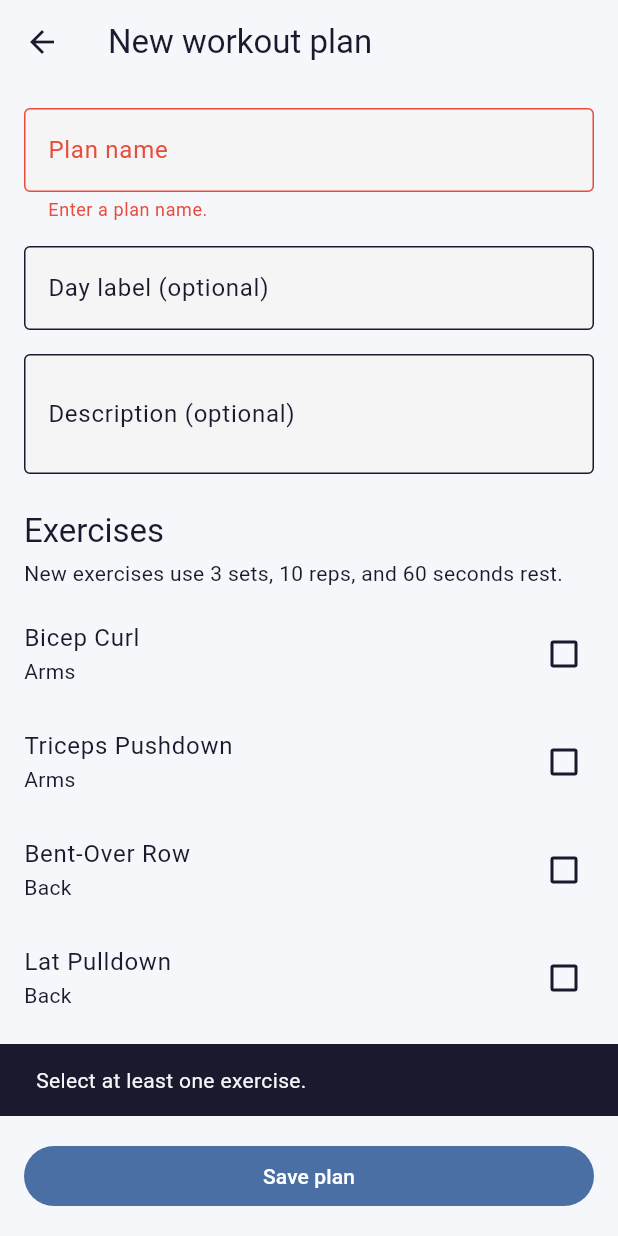
After one commit to IEGOverse/Daily-Life, a Flutter app: the AddWorkoutPlanScreen screen opened by its route, after a tap on "Save plan", on a phone screen of 412 x 824 dp. The commit adds this screen. Run offline on Flutter 3.47's test engine with Material 3 defaults, Android fonts, the phone set to English and light mode, and no system bars; our stand-ins replace drift, drift_flutter, flutter_riverpod, go_router; accounts and stored records are empty; generated files the repository leaves out were written again; statements that could not run were skipped.

Commit message:
feat(workout): add workout plans

```diff
--- a/lib/core/database/database.dart
+++ b/lib/core/database/database.dart
@@ -133,20 +133,41 @@ class AppDatabase extends _$AppDatabase {
 
   // --- Exercises (workout library) ----------------------------------------
   Future<List<Exercise>> getAllExercises() =>
-      (select(exercises)
-            ..orderBy([
-              (t) => OrderingTerm.asc(t.muscleGroup),
-              (t) => OrderingTerm.asc(t.name),
-            ]))
+      (select(exercises)..orderBy([
+            (t) => OrderingTerm.asc(t.muscleGroup),
+            (t) => OrderingTerm.asc(t.name),
+          ]))
           .get();
   Future<Exercise?> getExerciseById(String id) =>
       (select(exercises)..where((t) => t.id.equals(id))).getSingleOrNull();
   Future<List<Exercise>> getExercisesByMuscleGroup(String muscleGroup) =>
-      (select(exercises)..where((t) => t.muscleGroup.equals(muscleGroup))).get();
+      (select(
+        exercises,
+      )..where((t) => t.muscleGroup.equals(muscleGroup))).get();
   Future<void> insertExercise(Exercise exercise) =>
       into(exercises).insert(exercise);
   Future<void> deleteExercise(String id) =>
       (delete(exercises)..where((t) => t.id.equals(id))).go();
+
+  // --- Workout plans ------------------------------------------------------
+  Future<List<WorkoutPlan>> getAllWorkoutPlans() =>
+      (select(workoutPlans)..orderBy([(t) => OrderingTerm.asc(t.name)])).get();
+  Future<WorkoutPlan?> getWorkoutPlanById(String id) =>
+      (select(workoutPlans)..where((t) => t.id.equals(id))).getSingleOrNull();
+  Future<void> insertWorkoutPlan(WorkoutPlan plan) =>
+      into(workoutPlans).insert(plan);
+  Future<void> deleteWorkoutPlan(String id) =>
+      (delete(workoutPlans)..where((t) => t.id.equals(id))).go();
+  Future<List<WorkoutPlanExercise>> getWorkoutPlanExercises(String planId) =>
+      (select(workoutPlanExercises)
+            ..where((t) => t.workoutPlanId.equals(planId))
+            ..orderBy([(t) => OrderingTerm.asc(t.sortOrder)]))
+          .get();
+  Future<void> insertWorkoutPlanExercise(WorkoutPlanExercise exercise) =>
+      into(workoutPlanExercises).insert(exercise);
+  Future<void> deleteWorkoutPlanExercises(String planId) => (delete(
+    workoutPlanExercises,
+  )..where((t) => t.workoutPlanId.equals(planId))).go();
 
   // --- Transactions -------------------------------------------------------
   Future<List<Transaction>> getTransactionsForDay(DateTime day) async {
--- /dev/null
+++ b/lib/features/workout/add_workout_plan_screen.dart
@@ -0,0 +1,168 @@
+import 'package:flutter/material.dart';
+import 'package:flutter_riverpod/flutter_riverpod.dart';
+import 'package:go_router/go_router.dart';
+
+import 'domain/exercise.dart';
+import 'domain/workout_plan.dart';
+import 'workout_providers.dart';
+
+class AddWorkoutPlanScreen extends ConsumerStatefulWidget {
+  const AddWorkoutPlanScreen({super.key});
+
+  @override
+  ConsumerState<AddWorkoutPlanScreen> createState() =>
+      _AddWorkoutPlanScreenState();
+}
+
+class _AddWorkoutPlanScreenState extends ConsumerState<AddWorkoutPlanScreen> {
+  final _formKey = GlobalKey<FormState>();
+  final _nameController = TextEditingController();
+  final _descriptionController = TextEditingController();
+  final _dayController = TextEditingController();
+  final Map<String, WorkoutPlanDraftExercise> _selected = {};
+  bool _saving = false;
+
+  @override
+  void dispose() {
+    _nameController.dispose();
+    _descriptionController.dispose();
+    _dayController.dispose();
+    super.dispose();
+  }
+
+  Future<void> _save() async {
+    if (!_formKey.currentState!.validate() || _selected.isEmpty) {
+      if (_selected.isEmpty) {
+        ScaffoldMessenger.of(context).showSnackBar(
+          const SnackBar(content: Text('Select at least one exercise.')),
+        );
+      }
+      return;
+    }
+    setState(() => _saving = true);
+    final planId = 'plan_${DateTime.now().microsecondsSinceEpoch}';
+    final plan = WorkoutPlan(
+      id: planId,
+      name: _nameController.text.trim(),
+      description: _descriptionController.text.trim().isEmpty
+          ? null
+          : _descriptionController.text.trim(),
+      dayLabel: _dayController.text.trim().isEmpty
+          ? null
+          : _dayController.text.trim(),
+    );
+    try {
+      await ref
+          .read(workoutPlanRepositoryProvider)
+          .insert(plan: plan, exercises: _selected.values.toList());
+      ref.invalidate(workoutPlansProvider);
+      ref.invalidate(workoutPlanByIdProvider);
+      ref.invalidate(workoutPlanExercisesProvider);
+      if (mounted) {
+        context.pop();
+      }
+    } on Object {
+      if (mounted) {
+        ScaffoldMessenger.of(context).showSnackBar(
+          const SnackBar(content: Text('Could not save workout plan.')),
+        );
+      }
+    } finally {
+      if (mounted) setState(() => _saving = false);
+    }
+  }
+
+  @override
+  Widget build(BuildContext context) {
+    final exercises = ref.watch(exercisesProvider);
+    return Scaffold(
+      appBar: AppBar(title: const Text('New workout plan')),
+      bottomNavigationBar: SafeArea(
+        minimum: const EdgeInsets.all(16),
+        child: FilledButton(
+          onPressed: _saving ? null : _save,
+          child: _saving
+              ? const SizedBox(
+                  width: 20,
+                  height: 20,
+                  child: CircularProgressIndicator(strokeWidth: 2),
+                )
+              : const Text('Save plan'),
+        ),
+      ),
+      body: Form(
+        key: _formKey,
+        child: ListView(
+          key: const ValueKey('workout-plan-form'),
+          padding: const EdgeInsets.fromLTRB(16, 16, 16, 96),
+          children: [
+            TextFormField(
+              controller: _nameController,
+              decoration: const InputDecoration(
+                labelText: 'Plan name',
+                border: OutlineInputBorder(),
+              ),
+              validator: (value) => value == null || value.trim().isEmpty
+                  ? 'Enter a plan name.'
+                  : null,
+            ),
+            const SizedBox(height: 16),
+            TextFormField(
+              controller: _dayController,
+              decoration: const InputDecoration(
+                labelText: 'Day label (optional)',
+                hintText: 'e.g. Monday or Push day',
+                border: OutlineInputBorder(),
+              ),
+            ),
+            const SizedBox(height: 16),
+            TextFormField(
+              controller: _descriptionController,
+              maxLines: 2,
+              decoration: const InputDecoration(
+                labelText: 'Description (optional)',
+                border: OutlineInputBorder(),
+              ),
+            ),
+            const SizedBox(height: 24),
+            Text('Exercises', style: Theme.of(context).textTheme.titleLarge),
+            const SizedBox(height: 4),
+            const Text(
+              'New exercises use 3 sets, 10 reps, and 60 seconds rest.',
+            ),
+            const SizedBox(height: 8),
+            exercises.when(
+              loading: () => const Center(child: CircularProgressIndicator()),
+              error: (error, stack) => const Text('Failed to load exercises.'),
+              data: (items) => Column(
+                children: [
+                  for (final exercise in items) _exerciseTile(exercise),
+                ],
+              ),
+            ),
+          ],
+        ),
+      ),
+    );
+  }
+
+  Widget _exerciseTile(Exercise exercise) {
+    return CheckboxListTile(
+      value: _selected.containsKey(exercise.id),
+      title: Text(exercise.name),
+      subtitle: Text(exercise.muscleGroupLabel),
+      contentPadding: EdgeInsets.zero,
+      onChanged: (selected) {
+        setState(() {
+          if (selected == true) {
+            _selected[exercise.id] = WorkoutPlanDraftExercise(
+              exercise: exercise,
+            );
+          } else {
+            _selected.remove(exercise.id);
+          }
+        });
+      },
+    );
+  }
+}
--- /dev/null
+++ b/lib/features/workout/data/workout_plan_repository.dart
@@ -0,0 +1,80 @@
+import 'package:daily_life/core/database/database.dart' as db;
+
+import 'exercise_repository.dart';
+import '../domain/workout_plan.dart';
+
+class WorkoutPlanRepository {
+  final db.AppDatabase _database;
+
+  WorkoutPlanRepository(this._database);
+
+  Future<List<WorkoutPlan>> getAll() async =>
+      (await _database.getAllWorkoutPlans()).map(WorkoutPlan.fromRow).toList();
+
+  Future<WorkoutPlan?> byId(String id) async {
+    final row = await _database.getWorkoutPlanById(id);
+    return row == null ? null : WorkoutPlan.fromRow(row);
+  }
+
+  Future<List<WorkoutPlanExercise>> exercisesFor(String planId) async {
+    final rows = await _database.getWorkoutPlanExercises(planId);
+    return rows.map(WorkoutPlanExercise.fromRow).toList();
+  }
+
+  Future<List<WorkoutPlanExercise>> exercisesWithDetails(String planId) async {
+    final links = await exercisesFor(planId);
+    final exercises = await ExerciseRepository(_database).getAll();
+    final byId = {for (final exercise in exercises) exercise.id: exercise};
+    return links
+        .map(
+          (link) => WorkoutPlanExercise(
+            id: link.id,
+            workoutPlanId: link.workoutPlanId,
+            exerciseId: link.exerciseId,
+            sets: link.sets,
+            reps: link.reps,
+            restSeconds: link.restSeconds,
+            sortOrder: link.sortOrder,
+            exercise: byId[link.exerciseId],
+          ),
+        )
+        .toList();
+  }
+
+  Future<void> insert({
+    required WorkoutPlan plan,
+    required List<WorkoutPlanDraftExercise> exercises,
+  }) async {
+    await _database.transaction(() async {
+      await _database.insertWorkoutPlan(
+        db.WorkoutPlan(
+          id: plan.id,
+          name: plan.name,
+          description: plan.description,
+          dayLabel: plan.dayLabel,
+        ),
+      );
+      for (var index = 0; index < exercises.length; index++) {
+        final item = exercises[index];
+        await _database.insertWorkoutPlanExercise(
+          db.WorkoutPlanExercise(
+            id: '${plan.id}_${item.exercise.id}',
+            workoutPlanId: plan.id,
+            exerciseId: item.exercise.id,
+            sets: item.sets,
+            reps: item.reps,
+            restSeconds: item.restSeconds,
+            sortOrder: index,
+          ),
+        );
+      }
+    });
+  }
+
+  Future<void> delete(String id) async {
+    await _database.transaction(() async {
+      await _database.deleteWorkoutPlanExercises(id);
+      await _database.deleteWorkoutPlan(id);
+    });
+  }
+}
--- /dev/null
+++ b/lib/features/workout/domain/workout_plan.dart
@@ -0,0 +1,70 @@
+import '../../../core/database/database.dart' as db;
+import 'exercise.dart';
+
+class WorkoutPlan {
+  final String id;
+  final String name;
+  final String? description;
+  final String? dayLabel;
+
+  const WorkoutPlan({
+    required this.id,
+    required this.name,
+    this.description,
+    this.dayLabel,
+  });
+
+  factory WorkoutPlan.fromRow(db.WorkoutPlan row) => WorkoutPlan(
+    id: row.id,
+    name: row.name,
+    description: row.description,
+    dayLabel: row.dayLabel,
+  );
+}
+
+class WorkoutPlanExercise {
+  final String id;
+  final String workoutPlanId;
+  final String exerciseId;
+  final int sets;
+  final int reps;
+  final int? restSeconds;
+  final int sortOrder;
+  final Exercise? exercise;
+
+  const WorkoutPlanExercise({
+    required this.id,
+    required this.workoutPlanId,
+    required this.exerciseId,
+    required this.sets,
+    required this.reps,
+    this.restSeconds,
+    required this.sortOrder,
+    this.exercise,
+  });
+
+  factory WorkoutPlanExercise.fromRow(db.WorkoutPlanExercise row) =>
+      WorkoutPlanExercise(
+        id: row.id,
+        workoutPlanId: row.workoutPlanId,
+        exerciseId: row.exerciseId,
+        sets: row.sets,
+        reps: row.reps,
+        restSeconds: row.restSeconds,
+        sortOrder: row.sortOrder,
+      );
+}
+
+class WorkoutPlanDraftExercise {
+  final Exercise exercise;
+  int sets;
+  int reps;
+  int restSeconds;
+
+  WorkoutPlanDraftExercise({
+    required this.exercise,
+    this.sets = 3,
+    this.reps = 10,
+    this.restSeconds = 60,
+  });
+}
--- /dev/null
+++ b/lib/features/workout/workout_plan_detail_screen.dart
@@ -0,0 +1,75 @@
+import 'package:flutter/material.dart';
+import 'package:flutter_riverpod/flutter_riverpod.dart';
+
+import 'workout_providers.dart';
+
+class WorkoutPlanDetailScreen extends ConsumerWidget {
+  final String planId;
+
+  const WorkoutPlanDetailScreen({super.key, required this.planId});
+
+  @override
+  Widget build(BuildContext context, WidgetRef ref) {
+    final plan = ref.watch(workoutPlanByIdProvider(planId));
+    final links = ref.watch(workoutPlanExercisesProvider(planId));
+    return Scaffold(
+      appBar: AppBar(title: const Text('Workout plan')),
+      body: plan.when(
+        loading: () => const Center(child: CircularProgressIndicator()),
+        error: (error, stack) =>
+            const Center(child: Text('Failed to load plan.')),
+        data: (value) {
+          if (value == null) {
+            return const Center(child: Text('Workout plan not found.'));
+          }
+          return ListView(
+            padding: const EdgeInsets.fromLTRB(16, 16, 16, 24),
+            children: [
+              Text(
+                value.name,
+                style: Theme.of(context).textTheme.headlineSmall,
+              ),
+              if (value.dayLabel != null) ...[
+                const SizedBox(height: 4),
+                Text(value.dayLabel!),
+              ],
+              if (value.description != null) ...[
+                const SizedBox(height: 16),
+                Text(value.description!),
+              ],
+              const SizedBox(height: 24),
+              Text('Exercises', style: Theme.of(context).textTheme.titleLarge),
+              const SizedBox(height: 8),
+              links.when(
+                loading: () => const Center(child: CircularProgressIndicator()),
+                error: (error, stack) =>
+                    const Text('Failed to load exercises.'),
+                data: (items) => items.isEmpty
+                    ? const Text('No exercises in this plan.')
+                    : Column(
+                        children: [
+                          for (final item in items)
+                            Card(
+                              child: ListTile(
+                                leading: CircleAvatar(
+                                  child: Text('${item.sortOrder + 1}'),
+                                ),
+                                title: Text(
+                                  item.exercise?.name ?? item.exerciseId,
+                                ),
+                                subtitle: Text(
+                                  '${item.sets} sets x ${item.reps} reps'
+                                  '${item.restSeconds == null ? '' : '  •  ${item.restSeconds}s rest'}',
+                                ),
+                              ),
+                            ),
+                        ],
+                      ),
+              ),
+            ],
+          );
+        },
+      ),
+    );
+  }
+}
--- /dev/null
+++ b/lib/features/workout/workout_plans_screen.dart
@@ -0,0 +1,52 @@
+import 'package:flutter/material.dart';
+import 'package:flutter_riverpod/flutter_riverpod.dart';
+import 'package:go_router/go_router.dart';
+
+import 'workout_providers.dart';
+
+class WorkoutPlansScreen extends ConsumerWidget {
+  const WorkoutPlansScreen({super.key});
+
+  @override
+  Widget build(BuildContext context, WidgetRef ref) {
+    final plans = ref.watch(workoutPlansProvider);
+    return Scaffold(
+      appBar: AppBar(title: const Text('Workout plans')),
+      floatingActionButton: FloatingActionButton.extended(
+        onPressed: () => context.push('/workout/plans/add'),
+        icon: const Icon(Icons.add),
+        label: const Text('New plan'),
+      ),
+      body: plans.when(
+        loading: () => const Center(child: CircularProgressIndicator()),
+        error: (error, stack) =>
+            const Center(child: Text('Failed to load workout plans.')),
+        data: (items) {
+          if (items.isEmpty) {
+            return const Center(
+              child: Text('No workout plans yet. Create one to get started.'),
+            );
+          }
+          return ListView.builder(
+            padding: const EdgeInsets.fromLTRB(12, 12, 12, 96),
+            itemCount: items.length,
+            itemBuilder: (context, index) {
+              final plan = items[index];
+              return Card(
+                child: ListTile(
+                  leading: const CircleAvatar(
+                    child: Icon(Icons.view_list_outlined),
+                  ),
+                  title: Text(plan.name),
+                  subtitle: Text(plan.dayLabel ?? 'Flexible schedule'),
+                  trailing: const Icon(Icons.chevron_right),
+                  onTap: () => context.push('/workout/plans/${plan.id}'),
+                ),
+              );
+            },
+          );
+        },
+      ),
+    );
+  }
+}
--- a/lib/features/workout/workout_providers.dart
+++ b/lib/features/workout/workout_providers.dart
@@ -2,7 +2,9 @@ import 'package:flutter_riverpod/flutter_riverpod.dart';
 
 import '../../core/database/database_provider.dart';
 import 'data/exercise_repository.dart';
+import 'data/workout_plan_repository.dart';
 import 'domain/exercise.dart';
+import 'domain/workout_plan.dart';
 
 final exerciseRepositoryProvider = Provider<ExerciseRepository>(
   (ref) => ExerciseRepository(ref.watch(databaseProvider)),
@@ -16,9 +18,27 @@ final exercisesProvider = FutureProvider<List<Exercise>>((ref) async {
 });
 
 /// A single exercise by id (used by the detail screen).
-final exerciseByIdProvider = FutureProvider.family<Exercise?, String>(
-  (ref, id) async {
-    await ensureExerciseLibrarySeeded(ref.read(databaseProvider));
-    return ref.read(exerciseRepositoryProvider).byId(id);
-  },
+final exerciseByIdProvider = FutureProvider.family<Exercise?, String>((
+  ref,
+  id,
+) async {
+  await ensureExerciseLibrarySeeded(ref.read(databaseProvider));
+  return ref.read(exerciseRepositoryProvider).byId(id);
+});
+
+final workoutPlanRepositoryProvider = Provider<WorkoutPlanRepository>(
+  (ref) => WorkoutPlanRepository(ref.watch(databaseProvider)),
 );
+
+final workoutPlansProvider = FutureProvider<List<WorkoutPlan>>((ref) {
+  return ref.watch(workoutPlanRepositoryProvider).getAll();
+});
+
+final workoutPlanByIdProvider = FutureProvider.family<WorkoutPlan?, String>(
+  (ref, id) => ref.watch(workoutPlanRepositoryProvider).byId(id),
+);
+
+final workoutPlanExercisesProvider =
+    FutureProvider.family<List<WorkoutPlanExercise>, String>((ref, id) {
+      return ref.watch(workoutPlanRepositoryProvider).exercisesWithDetails(id);
+    });
--- a/lib/features/workout/workout_screen.dart
+++ b/lib/features/workout/workout_screen.dart
@@ -37,6 +37,11 @@ class _WorkoutScreenState extends ConsumerState<WorkoutScreen> {
             icon: const Icon(Icons.add_circle_outline),
             onPressed: () => context.push('/workout/add'),
           ),
+          IconButton(
+            tooltip: 'Workout plans',
+            icon: const Icon(Icons.view_list_outlined),
+            onPressed: () => context.push('/workout/plans'),
+          ),
         ],
       ),
       body: exercisesAsync.when(
@@ -75,8 +80,10 @@ class _ExerciseLibrary extends StatelessWidget {
   Widget build(BuildContext context) {
     final query = searchController.text.trim().toLowerCase();
     final filtered = exercises.where((e) {
-      final matchesGroup = selectedGroup == null || e.muscleGroup == selectedGroup;
-      final matchesQuery = query.isEmpty || e.name.toLowerCase().contains(query);
+      final matchesGroup =
+          selectedGroup == null || e.muscleGroup == selectedGroup;
+      final matchesQuery =
+          query.isEmpty || e.name.toLowerCase().contains(query);
       return matchesGroup && matchesQuery;
     }).toList();
 
@@ -120,7 +127,9 @@ class _ExerciseLibrary extends StatelessWidget {
           child: filtered.isEmpty
               ? Center(
                   child: Text(
-                    exercises.isEmpty ? 'Your library is empty.' : 'No exercises match.',
+                    exercises.isEmpty
+                        ? 'Your library is empty.'
+                        : 'No exercises match.',
                   ),
                 )
               : ListView.builder(
@@ -135,19 +144,21 @@ class _ExerciseLibrary extends StatelessWidget {
                       ),
                       child: ListTile(
                         leading: CircleAvatar(
-                          backgroundColor:
-                              Theme.of(context).colorScheme.secondaryContainer,
+                          backgroundColor: Theme.of(context)
+                              .colorScheme
+                              .secondaryContainer,
                           child: Icon(
                             Icons.fitness_center,
-                            color: Theme.of(context).colorScheme.onSecondaryContainer,
+                            color: Theme.of(context)
+                                .colorScheme
+                                .onSecondaryContainer,
                           ),
                         ),
                         title: Text(exercise.name),
                         subtitle: Text(exercise.muscleGroupLabel),
                         trailing: const Icon(Icons.chevron_right),
-                        onTap: () => context.push(
-                          '/workout/exercise/${exercise.id}',
-                        ),
+                        onTap: () =>
+                            context.push('/workout/exercise/${exercise.id}'),
                       ),
                     );
                   },
```
Also changed, not shown: automation/state/checkpoint.json (+5 -4 lines), lib/core/router/app_router.dart (+19 -0 lines), lib/features/workout/add_exercise_screen.dart (+3 -5 lines), lib/features/workout/workout_exercise_detail_screen.dart (+3 -5 lines), lib/features/workout/data/exercise_repository.dart (line endings or trailing spaces), lib/features/workout/domain/exercise.dart (line endings or trailing spaces), 3 other files.
